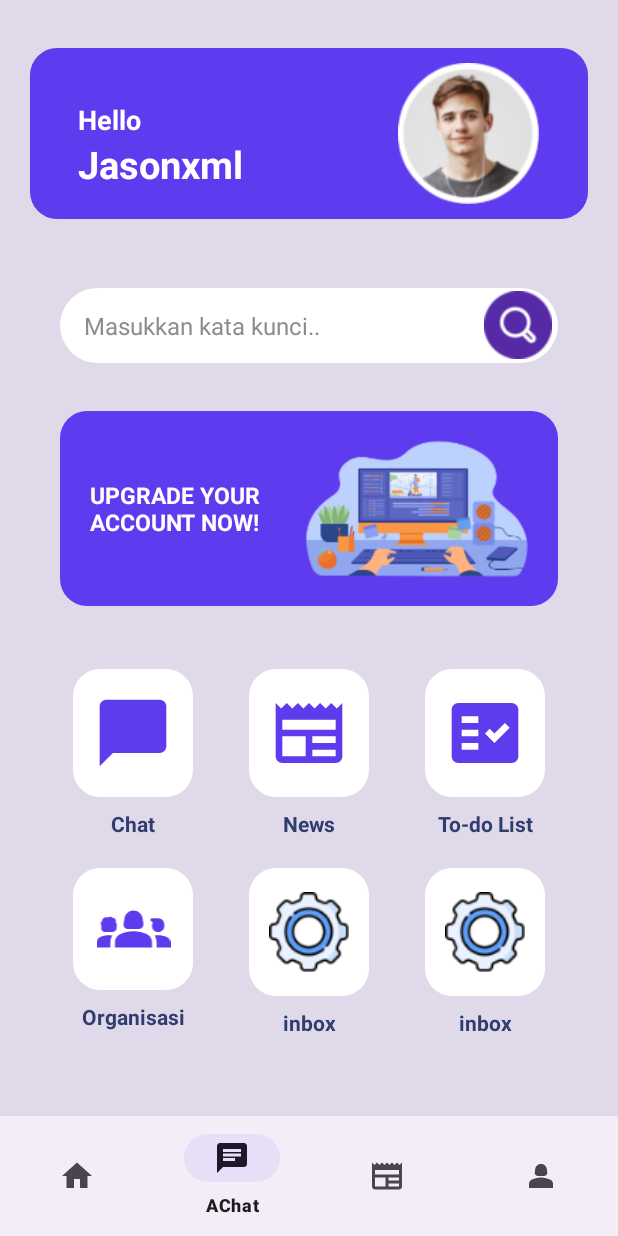
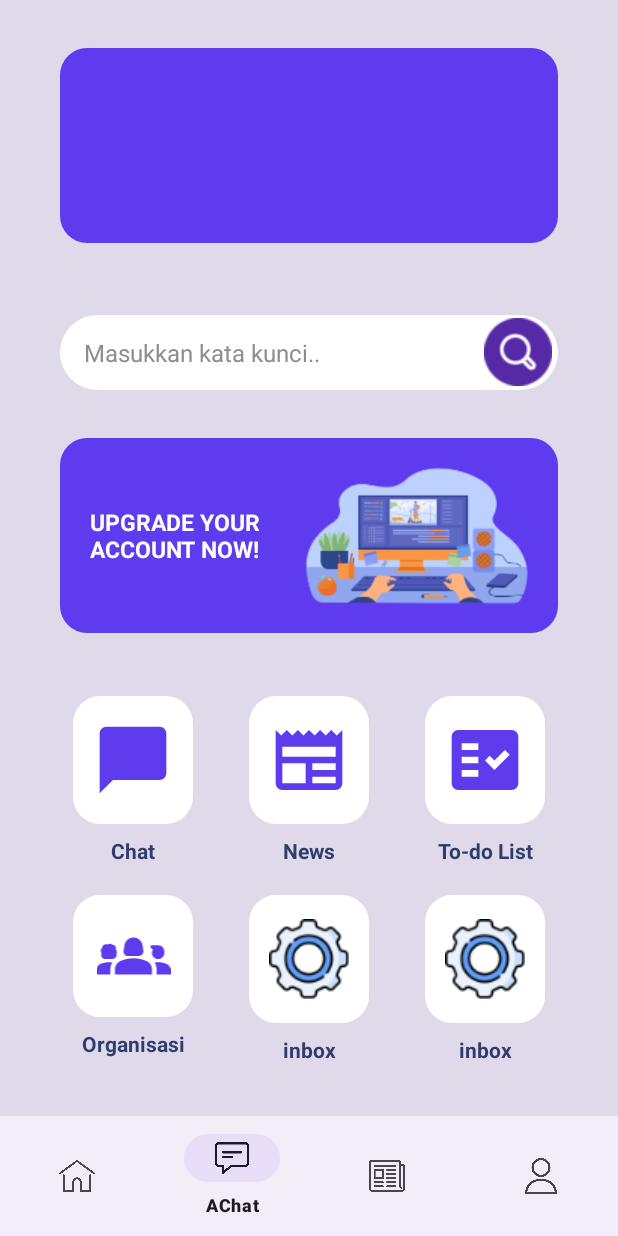
Before and after one commit to zaidanrafifsyauqi/AmazeeApp, an Android app: the fragment FragmentHome placed in its activity, on a phone screen of 412 x 824 dp. Run offline under Robolectric (Android 15) with nearby library versions, the phone set to English and light mode, and no system bars; our stand-ins replace CircleImageView; pictures from the network do not load.

Commit message:
update homepage bagian ikon navbar

```diff
--- a/app/build.gradle.kts
+++ b/app/build.gradle.kts
@@ -57,4 +57,5 @@ dependencies {
     implementation("androidx.cardview:cardview:1.0.0")
     implementation ("de.hdodenhof:circleimageview:3.1.0")
     implementation("com.squareup.okhttp3:okhttp:4.10.0")
+    implementation("com.synnapps:carouselview:0.1.5")
 }
--- a/app/src/main/res/layout/fragment_home.xml
+++ b/app/src/main/res/layout/fragment_home.xml
@@ -20,59 +20,12 @@
 
             <androidx.constraintlayout.widget.ConstraintLayout
                 android:layout_width="match_parent"
-                android:layout_height="wrap_content"
-                android:layout_marginStart="20dp"
+                android:layout_height="130sp"
+                android:layout_marginStart="40dp"
                 android:layout_marginTop="32dp"
-                android:layout_marginEnd="20dp"
-                android:layout_marginBottom="30dp"
+                android:layout_marginEnd="40dp"
+                android:layout_marginBottom="32dp"
                 android:background="@drawable/banner_background">
-
-                <ImageView
-                    android:id="@+id/imageView5"
-                    android:layout_width="0dp"
-                    android:layout_height="0dp"
-                    android:src="@drawable/top_background_gradient"
-                    app:layout_constraintBottom_toBottomOf="@id/imageView7"
-                    app:layout_constraintEnd_toEndOf="parent"
-                    app:layout_constraintHorizontal_bias="0.0"
-                    app:layout_constraintVertical_bias="0.0" />
-
-
-                <ImageView
-                    android:id="@+id/imageView7"
-                    android:layout_width="95dp"
-                    android:layout_height="94dp"
-                    android:layout_marginTop="10dp"
-                    android:layout_marginEnd="32dp"
-                    android:layout_marginBottom="10dp"
-                    android:src="@drawable/profile"
-                    app:layout_constraintBottom_toBottomOf="@id/imageView5"
-                    app:layout_constraintEnd_toEndOf="parent"
-                    app:layout_constraintTop_toTopOf="parent" />
-
-                <TextView
-                    android:id="@+id/textView2"
-                    android:layout_width="wrap_content"
-                    android:layout_height="wrap_content"
-                    android:layout_marginStart="32dp"
-                    android:layout_marginTop="25dp"
-                    android:text="Hello"
-                    android:textColor="#FFFFFF"
-                    android:textSize="18sp"
-                    android:textStyle="bold"
-                    app:layout_constraintStart_toStartOf="parent"
-                    app:layout_constraintTop_toTopOf="@+id/imageView7" />
-
-                <TextView
-                    android:id="@+id/textView3"
-                    android:layout_width="wrap_content"
-                    android:layout_height="wrap_content"
-                    android:text="Jasonxml"
-                    android:textColor="#ffffff"
-                    android:textSize="25sp"
-                    android:textStyle="bold"
-                    app:layout_constraintStart_toStartOf="@+id/textView2"
-                    app:layout_constraintTop_toBottomOf="@+id/textView2" />
 
 
             </androidx.constraintlayout.widget.ConstraintLayout>
--- a/app/src/main/res/menu/bottom_navigation_menu.xml
+++ b/app/src/main/res/menu/bottom_navigation_menu.xml
@@ -2,17 +2,17 @@
     <item
         android:id="@+id/menu_item_1"
         android:title="Home"
-        android:icon="@drawable/ic_home" />
+        android:icon="@drawable/home" />
     <item
         android:id="@+id/menu_item_2"
         android:title="AChat"
-        android:icon="@drawable/ic_chat" />
+        android:icon="@drawable/comment" />
     <item
         android:id="@+id/menu_item_3"
         android:title="News"
-        android:icon="@drawable/ic_news" />
+        android:icon="@drawable/newspaper" />
     <item
         android:id="@+id/menu_item_4"
         android:title="Profile"
-        android:icon="@drawable/ic_profile" />
+        android:icon="@drawable/user" />
 </menu>
--- a/settings.gradle.kts
+++ b/settings.gradle.kts
@@ -10,7 +10,7 @@ dependencyResolutionManagement {
     repositories {
         google()
         mavenCentral()
-    }
+        }
 }
 
 rootProject.name = "AmikomChat"
```
Also changed, not shown: app/src/main/res/drawable/comment.png (added), app/src/main/res/drawable/home.png (added), app/src/main/res/drawable/newspaper.png (added), app/src/main/res/drawable/search1.png (added), app/src/main/res/drawable/user.png (added).
